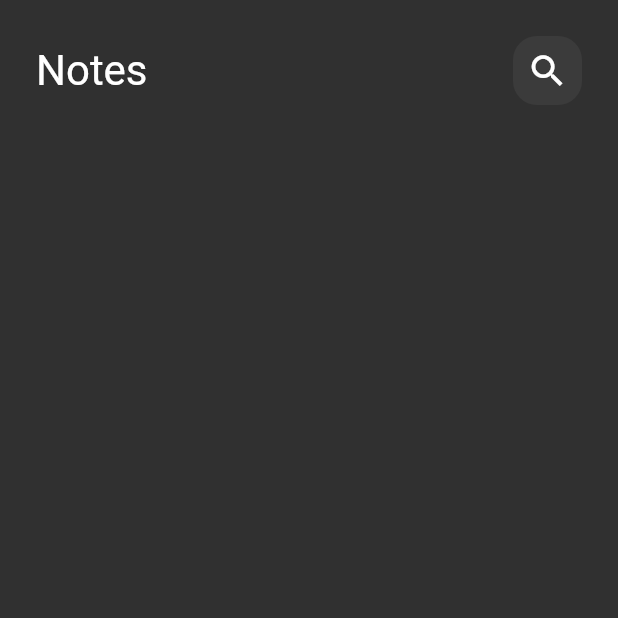
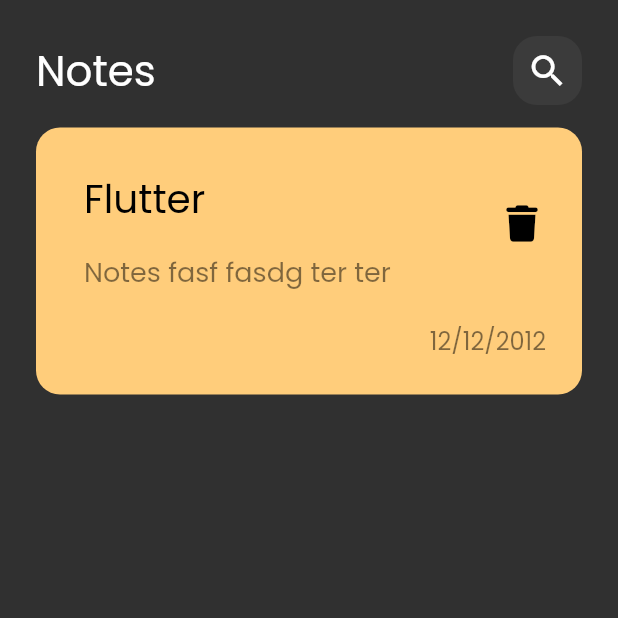
Before and after one commit to ahmedalgzery/Notes-App, a Flutter app: the screen it shows after launch, on a phone screen of 412 x 824 dp, the top half of it. Run offline on Flutter 3.47's test engine with Material 2 defaults, Android fonts, the phone set to English and light mode, and no system bars; our stand-ins replace font_awesome_flutter.

Commit message:
creat custom note iteme

```diff
--- a/lib/main.dart
+++ b/lib/main.dart
@@ -14,11 +14,10 @@ class NotesApp extends StatelessWidget {
     return MaterialApp(
       title: 'Notes App',
       debugShowCheckedModeBanner: false,
-      theme: ThemeData(
-        brightness: Brightness.dark,
-        // colorScheme: ColorScheme.fromSeed(seedColor: Colors.deepPurple),
-        //useMaterial3: true,
-      ),
+      theme: ThemeData(brightness: Brightness.dark, fontFamily: 'Poppins'
+          // colorScheme: ColorScheme.fromSeed(seedColor: Colors.deepPurple),
+          //useMaterial3: true,
+          ),
       home: const Scaffold(
         body: NotesView(),
       ),
--- /dev/null
+++ b/lib/widgets/note_itemes.dart
@@ -0,0 +1,55 @@
+import 'package:flutter/material.dart';
+import 'package:font_awesome_flutter/font_awesome_flutter.dart';
+
+class NoteIteme extends StatelessWidget {
+  const NoteIteme({super.key});
+
+  @override
+  Widget build(BuildContext context) {
+    return Container(
+      padding: const EdgeInsets.only(top: 24.0, bottom: 24.0, left: 16.0),
+      decoration: BoxDecoration(
+        color: const Color.fromRGBO(255, 205, 123, 1),
+        borderRadius: BorderRadius.circular(16.0),
+      ),
+      child: Column(
+        crossAxisAlignment: CrossAxisAlignment.end,
+        children: [
+          ListTile(
+            title: const Text(
+              'Flutter',
+              style: TextStyle(
+                color: Colors.black,
+                fontSize: 26.0,
+              ),
+            ),
+            subtitle: Padding(
+              padding: const EdgeInsets.symmetric(vertical: 16.0),
+              child: Text(
+                'Notes fasf fasdg ter ter',
+                style: TextStyle(
+                  color: Colors.black.withOpacity(0.5),
+                  fontSize: 18.0,
+                ),
+              ),
+            ),
+            trailing: IconButton(
+              onPressed: () {},
+              icon: const Icon(FontAwesomeIcons.trash, color: Colors.black),
+            ),
+          ),
+          Padding(
+            padding: const EdgeInsets.only(right: 24.0),
+            child: Text(
+              '12/12/2012',
+              style: TextStyle(
+                color: Colors.black.withOpacity(0.5),
+                fontSize: 16.0,
+              ),
+            ),
+          ),
+        ],
+      ),
+    );
+  }
+}
--- a/lib/widgets/notes_view_body.dart
+++ b/lib/widgets/notes_view_body.dart
@@ -1,5 +1,6 @@
 import 'package:flutter/material.dart';
 import 'package:notes/widgets/custom_app_bar.dart';
+import 'package:notes/widgets/note_itemes.dart';
 
 class NotesViewBody extends StatelessWidget {
   const NotesViewBody({super.key});
@@ -11,6 +12,10 @@ class NotesViewBody extends StatelessWidget {
       child: Column(
         children: [
           CustomAppBar(),
+          SizedBox(
+            height: 15.0,
+          ),
+          NoteIteme(),
         ],
       ),
     );
```
Also changed, not shown: pubspec.yaml (+7 -11 lines), assets/fonts/Poppins-Regular.ttf (added), pubspec.lock.
